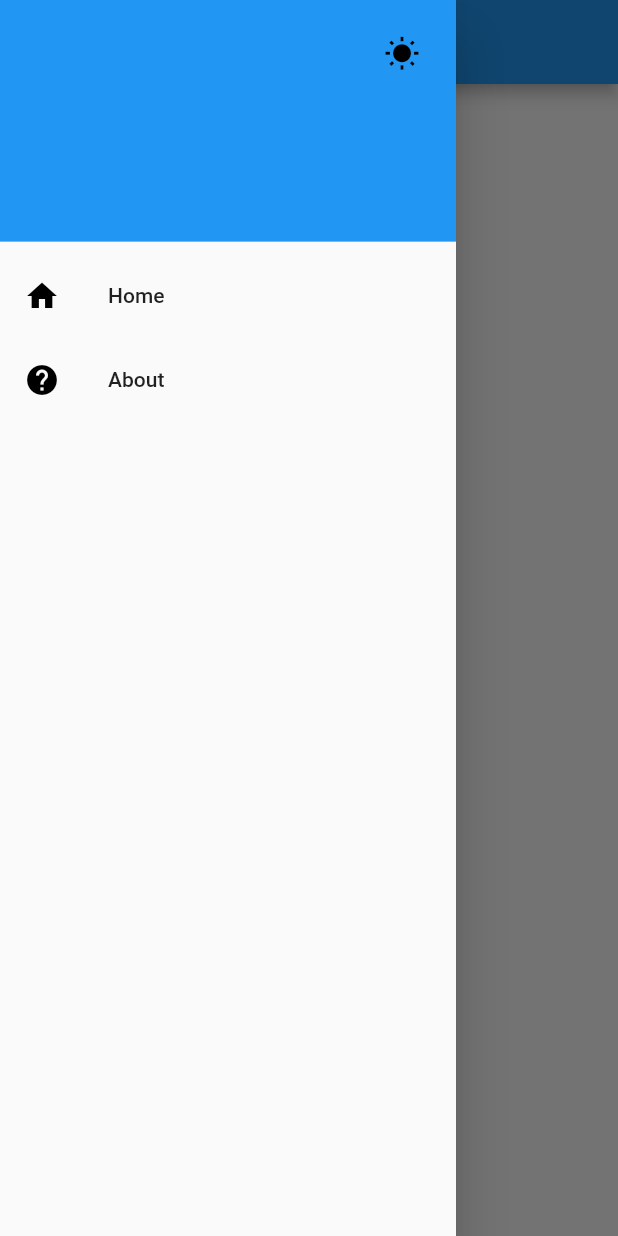
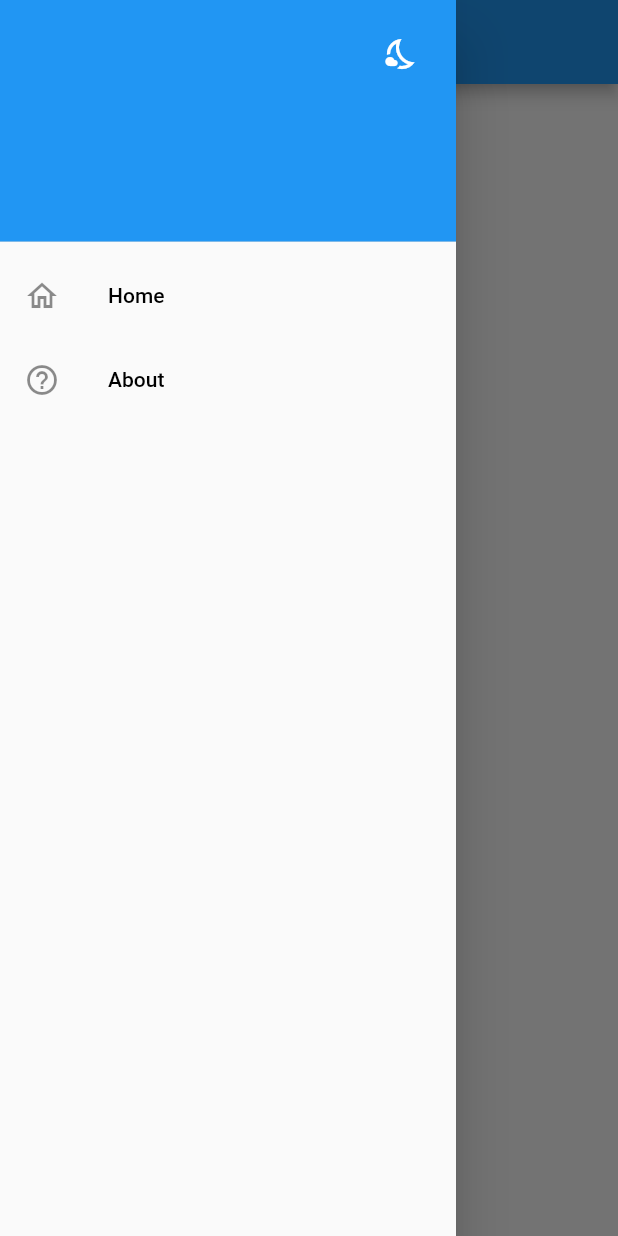
Before and after one commit to TusharSSurve/Flutter-Useful-Widgets-And-Plugins, a Flutter app: the screen it shows after launch, in the side drawer, after a tap on the "wb sunny" icon, on a phone screen of 412 x 824 dp. Run offline on Flutter 3.47's test engine with Material 2 defaults, Android fonts, the phone set to English and light mode, and no system bars; our stand-ins replace flutter_speed_dial.

Commit message:
Final changes

```diff
--- a/light_dark_theme/lib/main.dart
+++ b/light_dark_theme/lib/main.dart
@@ -33,50 +33,46 @@ class LightDark extends StatelessWidget {
   @override
   Widget build(BuildContext context) {
     ThemeChanger _themeChanger = Provider.of<ThemeChanger>(context);
+    Color col = _themeChanger.isDark == true ? Colors.white : Colors.black;
     return Scaffold(
       appBar: AppBar(
         centerTitle: true,
         title: Text(
           'Theme',
-          style: TextStyle(color: Colors.black),
+          style: TextStyle(color: col),
         ),
-        iconTheme: IconThemeData(color: Colors.black),
+        iconTheme: IconThemeData(color: col),
       ),
       drawer: Drawer(
         child: ListView(
           children: [
-            UserAccountsDrawerHeader(
-                otherAccountsPictures: [
-                  IconButton(
-                      icon: Icon(
-                        Icons.wb_sunny,
-                        color: Colors.black,
-                      ),
-                      onPressed: () {
-                        print(_themeChanger.getTheme());
-
-                        _themeChanger.setTheme(ThemeData.light());
-                      })
-                ],
-                //Icons.nights_stay_outlined
-                accountName: Text(''),
-                accountEmail: Text('')),
+            UserAccountsDrawerHeader(otherAccountsPictures: [
+              IconButton(
+                  icon: Icon(
+                    _themeChanger.isDark == true
+                        ? Icons.wb_sunny
+                        : Icons.nights_stay_outlined,
+                    color: Colors.white,
+                  ),
+                  onPressed: () {
+                    _themeChanger.isDark == true
+                        ? _themeChanger.setTheme(ThemeData.light())
+                        : _themeChanger.setTheme(ThemeData.dark());
+                  })
+            ], accountName: Text(''), accountEmail: Text('')),
             ListTile(
-              leading: Icon(
-                Icons.home,
-                color: Colors.black,
+              leading: Icon(Icons.home_outlined),
+              title: Text(
+                'Home',
+                style: TextStyle(color: col),
               ),
-              title: Text('Home'),
               onTap: () {
                 Navigator.pop(context);
               },
             ),
             ListTile(
-              leading: Icon(
-                Icons.help,
-                color: Colors.black,
-              ),
-              title: Text('About'),
+              leading: Icon(Icons.help_outline),
+              title: Text('About', style: TextStyle(color: col)),
               onTap: () {
                 Navigator.pop(context);
               },
--- a/light_dark_theme/lib/theme.dart
+++ b/light_dark_theme/lib/theme.dart
@@ -2,12 +2,14 @@ import 'package:flutter/material.dart';
 
 class ThemeChanger with ChangeNotifier {
   ThemeData _themeData;
+  bool isDark = true;
 
   ThemeChanger(this._themeData);
 
   getTheme() => _themeData;
 
   setTheme(ThemeData theme) {
+    isDark = !isDark;
     _themeData = theme;
     notifyListeners();
   }
```
